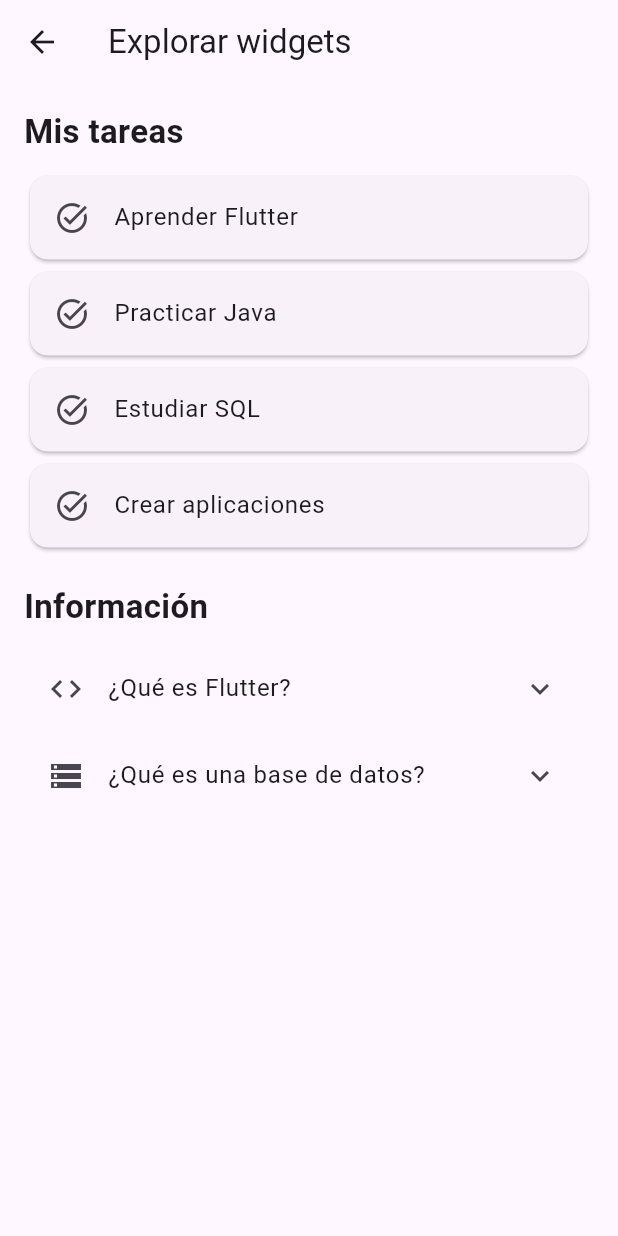
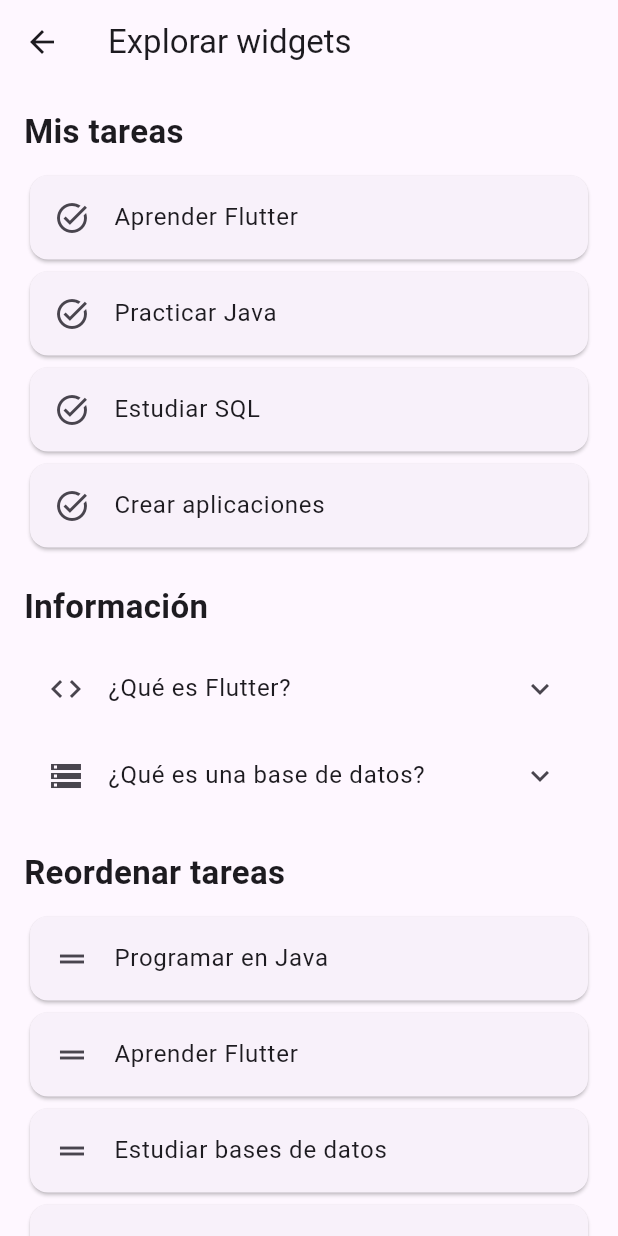
Before and after one commit to Mohamedaminekartibou/practicafinal2, a Flutter app: the WidgetScreen screen opened directly, on a phone screen of 412 x 824 dp. Run offline on Flutter 3.47's test engine with Material 3 defaults, Android fonts, the phone set to English and light mode, and no system bars.

Commit message:
feat(architecture): Añadir widget ReorderableListView y InteractiveViewer

```diff
--- a/lib/screens/widget_screen.dart
+++ b/lib/screens/widget_screen.dart
@@ -1,3 +1,4 @@
+
 import 'package:flutter/material.dart';
 
 class WidgetScreen extends StatefulWidget {
@@ -5,13 +6,16 @@ class WidgetScreen extends StatefulWidget {
 
   @override
   State<WidgetScreen> createState() => _WidgetScreenState();
-
-
 }
 
 class _WidgetScreenState extends State<WidgetScreen> {
 
+  // Lista de tareas para la parte interactiva/ Dismissible
   List<String> tareas = ['Aprender Flutter','Practicar Java', 'Estudiar SQL','Crear aplicaciones',];
+
+  // parte interactiva/ ReorderableListView
+  List<String> tareasOrdenables = ['Programar en Java','Aprender Flutter','Estudiar bases de datos','Practicar SQL',];
+
 
   @override
   Widget build(BuildContext context) {
@@ -76,6 +80,7 @@ class _WidgetScreenState extends State<WidgetScreen> {
               fontWeight: FontWeight.bold,
             ),
           ),
+
           // parte interactiva/ ExpansionTile
           const SizedBox(height: 10),
 
@@ -106,6 +111,99 @@ class _WidgetScreenState extends State<WidgetScreen> {
               ),
             ],
           ),
+
+          const SizedBox(height: 20),
+
+          // parte interactiva/ ReorderableListView
+
+          const Text(
+            'Reordenar tareas',
+            style: TextStyle(
+              fontSize: 22,
+              fontWeight: FontWeight.bold,
+            ),
+          ),
+
+          const SizedBox(height: 10),
+
+          ReorderableListView.builder(
+            shrinkWrap: true,
+            physics: const NeverScrollableScrollPhysics(),
+            itemCount: tareasOrdenables.length,
+            onReorder: (oldIndex, newIndex) {
+              setState(() {
+                if (newIndex > oldIndex) {
+                  newIndex--;
+                }
+
+                final tarea = tareasOrdenables.removeAt(oldIndex);
+
+                tareasOrdenables.insert(newIndex, tarea);
+              });
+            },
+            itemBuilder: (context, index) {
+              return Card(
+                key: ValueKey(tareasOrdenables[index]),
+                child: ListTile(
+                  leading: const Icon(Icons.drag_handle),
+                  title: Text(tareasOrdenables[index]),
+                ),
+              );
+            },
+          ),
+
+          const SizedBox(height: 20),
+
+          // parte interactiva/ InteractiveViewer
+
+          const Text(
+            'Ampliar contenido',
+            style: TextStyle(
+              fontSize: 22,
+              fontWeight: FontWeight.bold,
+            ),
+          ),
+
+          const SizedBox(height: 10),
+
+          SizedBox(
+            height: 250,
+            child: InteractiveViewer(
+              minScale: 0.5,
+              maxScale: 4,
+              child: Container(
+                width: 300,
+                height: 220,
+                decoration: BoxDecoration(
+                  color: Colors.deepPurple,
+                  borderRadius: BorderRadius.circular(20),
+                ),
+                child: const Center(
+                  child: Column(
+                    mainAxisAlignment: MainAxisAlignment.center,
+                    children: [
+                      Icon(
+                        Icons.flutter_dash,
+                        size: 90,
+                        color: Colors.white,
+                      ),
+                      SizedBox(height: 10),
+                      Text(
+                        'DevProfile',
+                        style: TextStyle(
+                          color: Colors.white,
+                          fontSize: 28,
+                          fontWeight: FontWeight.bold,
+                        ),
+                      ),
+                    ],
+                  ),
+                ),
+              ),
+            ),
+          ),
+
+          const SizedBox(height: 30),
         ],
       ),
     );
```
